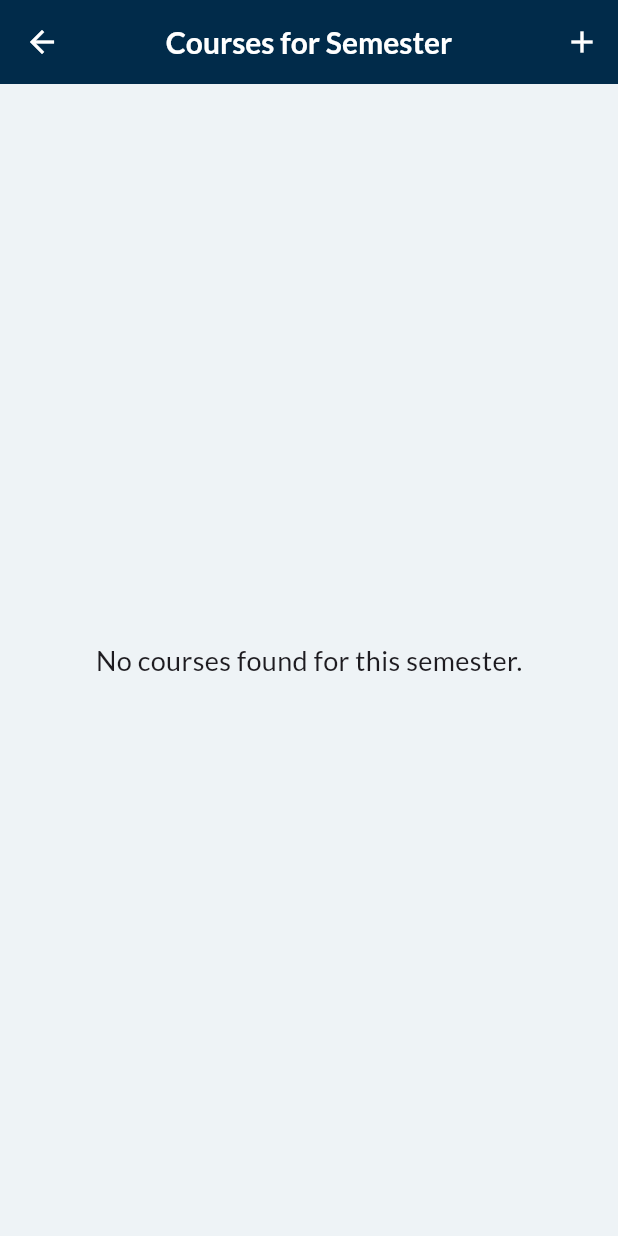
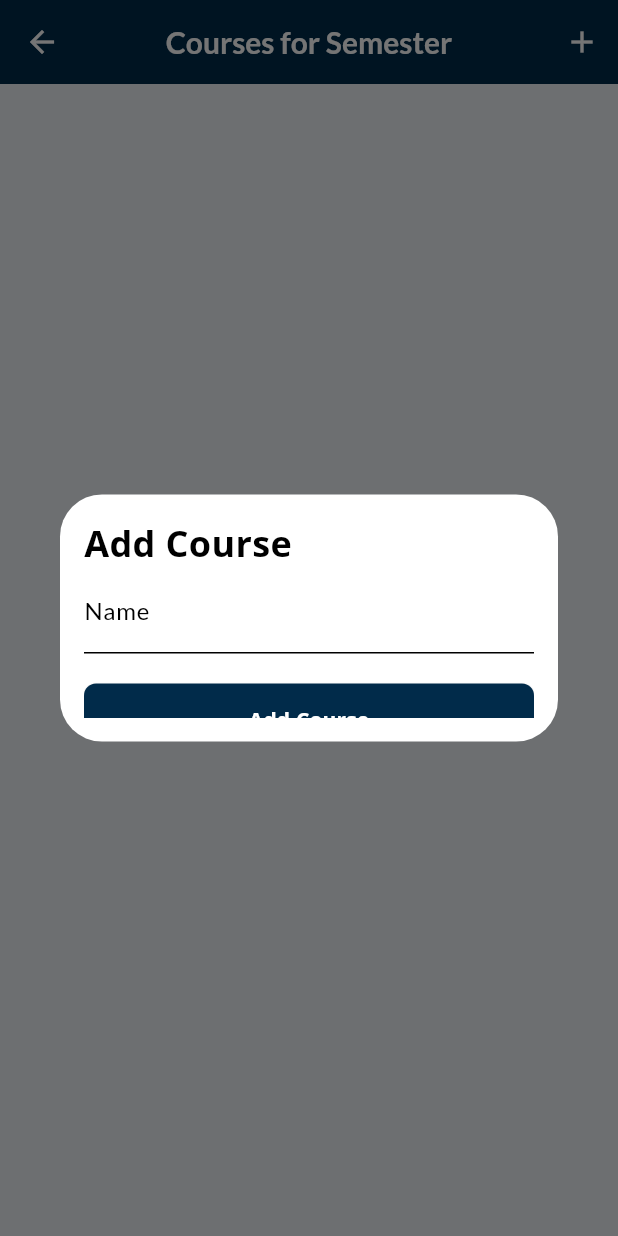
Before and after one commit to IshfaqKhawaja/attendance-app, a Flutter app: the CourseBySemesterId screen opened directly with empty values, after a tap on the "add" icon, on a phone screen of 412 x 824 dp. Run offline on Flutter 3.47's test engine with Material 3 defaults, Android fonts, the phone set to English and light mode, and no system bars; our stand-ins replace csv, dropdown_search, file_picker, flutter_secure_storage, font_awesome_flutter, get and 2 more; missing offline and left inert: excel; accounts and stored records are empty; network calls fail.

Commit message:
Added Course details

```diff
--- a/app/lib/app/course/controllers/course_by_sem_id_controller.dart
+++ b/app/lib/app/course/controllers/course_by_sem_id_controller.dart
@@ -16,6 +16,8 @@ import '../../models/course_model.dart';
 
 class CourseBySemesterIdController  extends GetxController{
   var coursesBySemesterId = <CourseModel>[].obs;
+  // Course Form Controller
+  final TextEditingController nameController = TextEditingController();
 
   void getCourseReport(String courseId, startDate, endDate) async  {
     try{
@@ -95,6 +97,39 @@ class CourseBySemesterIdController  extends GetxController{
   );
   }
 
+  // Add Course Function
+  void addCourse(String name, String semId) async {
+    try {
+      var response = await http.post(
+        Uri.parse("$baseUrl/course/add"),
+        headers: {"Content-Type": "application/json"},
+        body: jsonEncode({
+          "name": name,
+          "sem_id": semId,
+        }),
+      );
+
+      if (response.statusCode == 200) {
+        print("Response: ${response.body}");
+        Get.snackbar("Success", "Course added successfully",
+          colorText: Colors.green,
+        );
+      } else {
+        Get.snackbar("Error", "Failed to add course",
+          colorText: Colors.red,
+        );
+      }
+    } catch (e) {
+      print(e);
+      Get.snackbar("Error", "Failed to add course",
+        colorText: Colors.red,
+      );
+    }
+  }
+
+
+
+
 
 
   void getCoursesBySemesterId(String semesterId) async {
--- a/app/lib/app/course/views/course_by_semester_id.dart
+++ b/app/lib/app/course/views/course_by_semester_id.dart
@@ -2,6 +2,7 @@ import 'package:app/app/constants/text_styles.dart';
 import 'package:flutter/material.dart';
 import 'package:get/get.dart';
 import '../controllers/course_by_sem_id_controller.dart';
+import '../widgets/add_course.dart';
 
 class CourseBySemesterId extends StatefulWidget {
   const CourseBySemesterId({super.key});
@@ -33,7 +34,15 @@ class _CourseBySemesterIdState extends State<CourseBySemesterId> {
           IconButton(
             icon: Icon(Icons.add),
             onPressed: () {
-              // Add functionality to add a new course
+              Get.dialog(
+                barrierDismissible: true,
+                Dialog(
+                  child: AddCourse(
+                    semesterId: semesterId,
+
+                  ),
+                ),
+              );
             },
           ),
         ],
--- /dev/null
+++ b/app/lib/app/course/widgets/add_course.dart
@@ -0,0 +1,55 @@
+
+
+
+import 'package:app/app/constants/text_styles.dart';
+import 'package:flutter/material.dart';
+import 'package:get/get.dart';
+
+import '../controllers/course_by_sem_id_controller.dart';
+
+class AddCourse extends StatelessWidget {
+  final String semesterId;
+  AddCourse({super.key, required this.semesterId});
+  final CourseBySemesterIdController courseController = Get.find<CourseBySemesterIdController>();
+  @override
+  Widget build(BuildContext context) {
+    return Container(
+          padding: const EdgeInsets.all(16.0),
+          height: Get.height * 0.2,
+          child: Form(
+            child: ListView(
+              children: [
+                Text(
+                  'Add Course',
+                  style: textStyle.copyWith(fontSize: 24),
+                ),
+                TextFormField(
+                  decoration: const InputDecoration(labelText: 'Name'),
+                  controller: courseController.nameController,
+                ),
+                const SizedBox(height: 20),
+                ElevatedButton(
+                  style: ElevatedButton.styleFrom(
+                    minimumSize: const Size(double.infinity, 50),
+                    backgroundColor: Get.theme.colorScheme.primary,
+                    shape: RoundedRectangleBorder(
+                      borderRadius: BorderRadius.circular(8.0),
+                    ),
+                  ),
+                  onPressed: () {
+                    courseController.addCourse(
+                      courseController.nameController.text,
+                      semesterId,
+                    );
+                    Get.back();
+
+                  },
+                  child:  Text('Add Course', style: textStyle.copyWith(fontSize: 14, color: Colors.white,),),
+                ),
+              ],
+            ),
+          ),
+
+    );
+  }
+}
```
